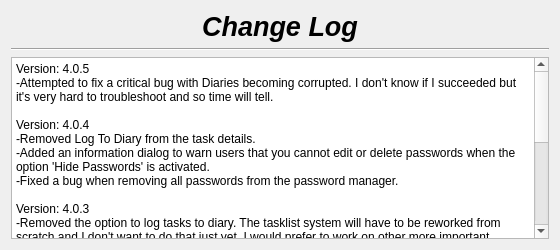
First picture: the form in changelog.ui, repository therealMaPMaKeR/MMDiary, before the edit.
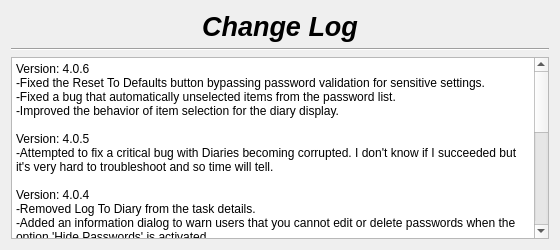
Second picture: the form after the edit.

```diff
--- a/changelog.ui
+++ b/changelog.ui
@@ -55,6 +55,8 @@
 li.unchecked::marker { content: &quot;\2610&quot;; }
 li.checked::marker { content: &quot;\2612&quot;; }
 &lt;/style&gt;&lt;/head&gt;&lt;body style=&quot; font-family:'Segoe UI'; font-size:9pt; font-weight:400; font-style:normal;&quot;&gt;
+&lt;p style=&quot; margin-top:0px; margin-bottom:0px; margin-left:0px; margin-right:0px; -qt-block-indent:0; text-indent:0px;&quot;&gt;Version: 4.0.6&lt;br /&gt;-Fixed the Reset To Defaults button bypassing password validation for sensitive settings.&lt;br /&gt;-Fixed a bug that automatically unselected items from the password list.&lt;br /&gt;-Improved the behavior of item selection for the diary display.&lt;/p&gt;
+&lt;p style=&quot;-qt-paragraph-type:empty; margin-top:0px; margin-bottom:0px; margin-left:0px; margin-right:0px; -qt-block-indent:0; text-indent:0px;&quot;&gt;&lt;br /&gt;&lt;/p&gt;
 &lt;p style=&quot; margin-top:0px; margin-bottom:0px; margin-left:0px; margin-right:0px; -qt-block-indent:0; text-indent:0px;&quot;&gt;Version: 4.0.5&lt;br /&gt;-Attempted to fix a critical bug with Diaries becoming corrupted. I don't know if I succeeded but it's very hard to troubleshoot and so time will tell.&lt;/p&gt;
 &lt;p style=&quot;-qt-paragraph-type:empty; margin-top:0px; margin-bottom:0px; margin-left:0px; margin-right:0px; -qt-block-indent:0; text-indent:0px;&quot;&gt;&lt;br /&gt;&lt;/p&gt;
 &lt;p style=&quot; margin-top:0px; margin-bottom:0px; margin-left:0px; margin-right:0px; -qt-block-indent:0; text-indent:0px;&quot;&gt;Version: 4.0.4&lt;/p&gt;
```
